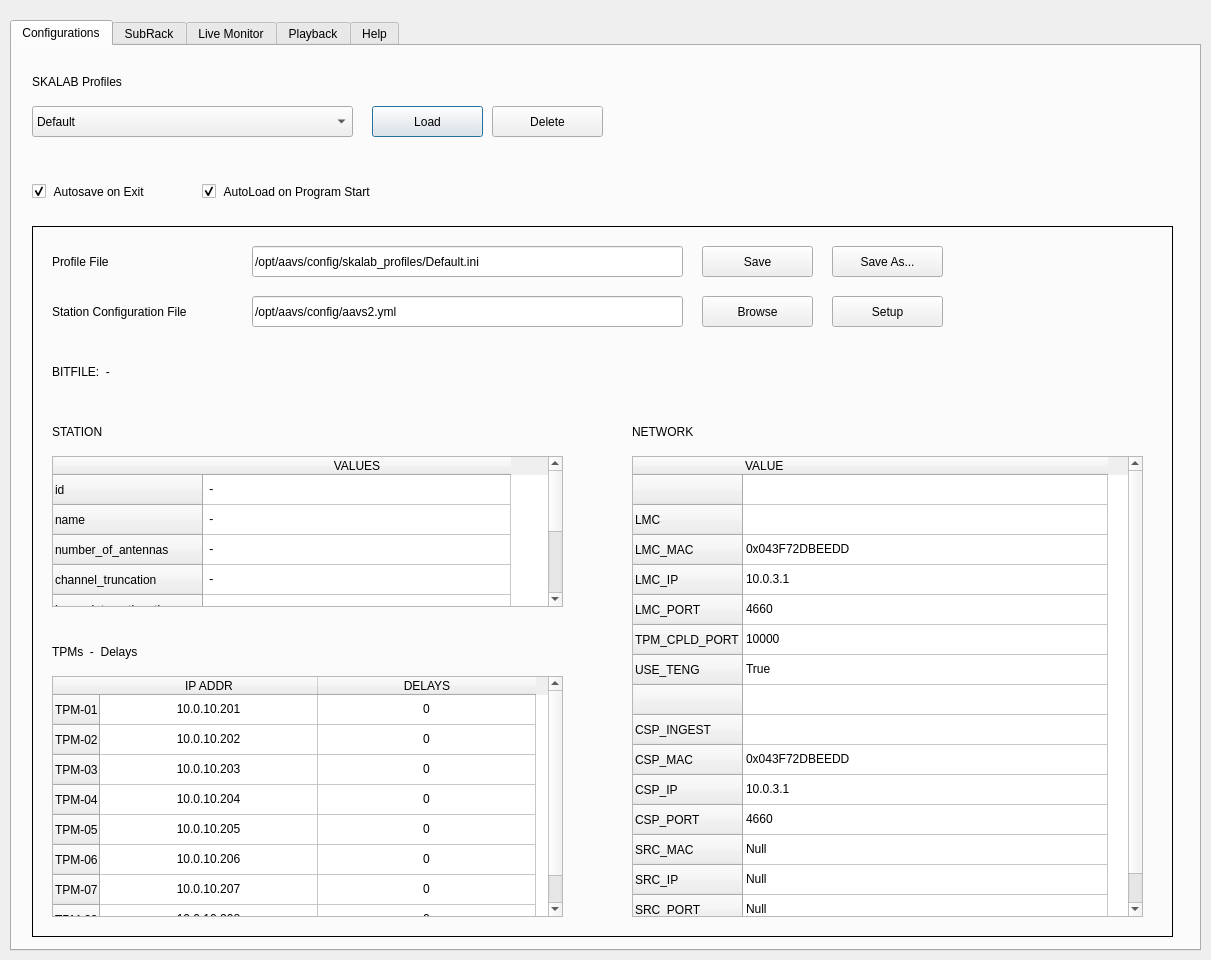
amattana/skalab, file skalab_main.ui: the form before one commit.
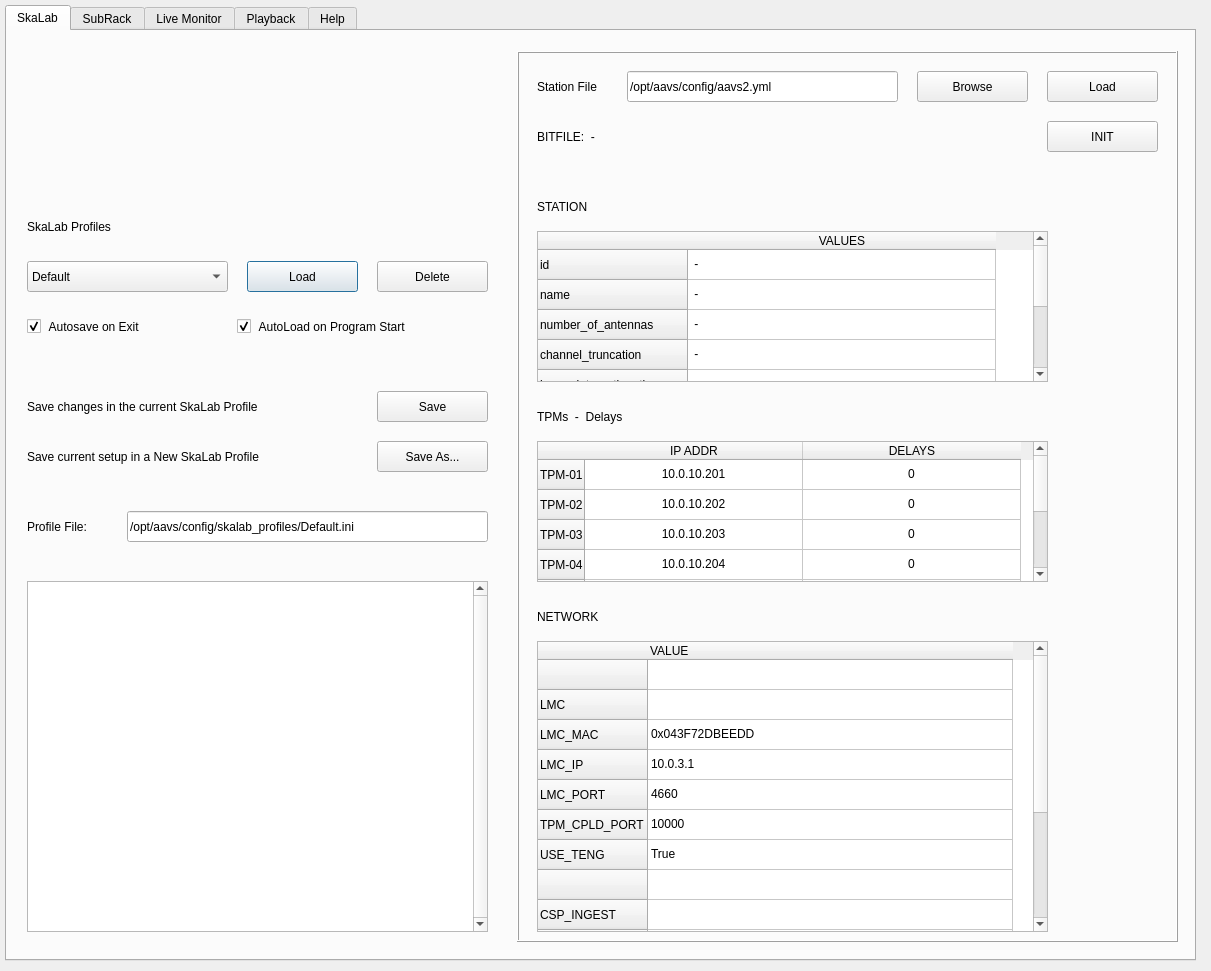
The form after the commit.

The edit to the form file:
```diff
--- a/skalab_main.ui
+++ b/skalab_main.ui
@@ -7,7 +7,7 @@
     <x>0</x>
     <y>0</y>
     <width>1211</width>
-    <height>960</height>
+    <height>971</height>
    </rect>
   </property>
   <property name="windowTitle">
@@ -16,10 +16,10 @@
   <widget class="QTabWidget" name="qtabMain">
    <property name="geometry">
     <rect>
-     <x>10</x>
-     <y>20</y>
+     <x>5</x>
+     <y>5</y>
      <width>1191</width>
-     <height>931</height>
+     <height>956</height>
     </rect>
    </property>
    <property name="tabPosition">
@@ -42,14 +42,14 @@
    </property>
    <widget class="QWidget" name="qtabMainConf">
     <attribute name="title">
-     <string>Configurations</string>
+     <string>SkaLab</string>
     </attribute>
     <widget class="QComboBox" name="conf_combo_profiles">
      <property name="geometry">
       <rect>
        <x>20</x>
-       <y>60</y>
-       <width>321</width>
+       <y>230</y>
+       <width>201</width>
        <height>31</height>
       </rect>
      </property>
@@ -68,13 +68,13 @@
      <property name="geometry">
       <rect>
        <x>20</x>
-       <y>20</y>
+       <y>180</y>
        <width>121</width>
        <height>31</height>
       </rect>
      </property>
      <property name="text">
-      <string>SKALAB Profiles</string>
+      <string>SkaLab Profiles</string>
      </property>
      <property name="alignment">
       <set>Qt::AlignLeading|Qt::AlignLeft|Qt::AlignVCenter</set>
@@ -83,8 +83,8 @@
     <widget class="QPushButton" name="conf_qbutton_profile_load">
      <property name="geometry">
       <rect>
-       <x>360</x>
-       <y>60</y>
+       <x>240</x>
+       <y>230</y>
        <width>111</width>
        <height>31</height>
       </rect>
@@ -93,99 +93,167 @@
       <string>Load</string>
      </property>
     </widget>
-    <widget class="QFrame" name="frame">
+    <widget class="QPushButton" name="qbutton_profile_delete">
      <property name="geometry">
       <rect>
+       <x>370</x>
+       <y>230</y>
+       <width>111</width>
+       <height>31</height>
+      </rect>
+     </property>
+     <property name="text">
+      <string>Delete</string>
+     </property>
+    </widget>
+    <widget class="QCheckBox" name="qradio_autosave">
+     <property name="geometry">
+      <rect>
        <x>20</x>
-       <y>180</y>
-       <width>1141</width>
-       <height>711</height>
+       <y>280</y>
+       <width>151</width>
+       <height>31</height>
+      </rect>
+     </property>
+     <property name="text">
+      <string> Autosave on Exit</string>
+     </property>
+     <property name="checked">
+      <bool>true</bool>
+     </property>
+    </widget>
+    <widget class="QCheckBox" name="qradio_autoload">
+     <property name="geometry">
+      <rect>
+       <x>230</x>
+       <y>280</y>
+       <width>221</width>
+       <height>31</height>
+      </rect>
+     </property>
+     <property name="text">
+      <string> AutoLoad on Program Start</string>
+     </property>
+     <property name="checked">
+      <bool>true</bool>
+     </property>
+    </widget>
+    <widget class="QLineEdit" name="qline_profile">
+     <property name="geometry">
+      <rect>
+       <x>120</x>
+       <y>480</y>
+       <width>361</width>
+       <height>31</height>
+      </rect>
+     </property>
+     <property name="text">
+      <string>/opt/aavs/config/skalab_profiles/Default.ini</string>
+     </property>
+     <property name="readOnly">
+      <bool>true</bool>
+     </property>
+    </widget>
+    <widget class="QPushButton" name="qbutton_profile_saveas">
+     <property name="geometry">
+      <rect>
+       <x>370</x>
+       <y>410</y>
+       <width>111</width>
+       <height>31</height>
+      </rect>
+     </property>
+     <property name="text">
+      <string>Save As...</string>
+     </property>
+    </widget>
+    <widget class="QPushButton" name="qbutton_profile_save">
+     <property name="geometry">
+      <rect>
+       <x>370</x>
+       <y>360</y>
+       <width>111</width>
+       <height>31</height>
+      </rect>
+     </property>
+     <property name="text">
+      <string>Save</string>
+     </property>
+    </widget>
+    <widget class="QLabel" name="qlabel_profile">
+     <property name="geometry">
+      <rect>
+       <x>20</x>
+       <y>480</y>
+       <width>91</width>
+       <height>31</height>
+      </rect>
+     </property>
+     <property name="text">
+      <string>Profile File:</string>
+     </property>
+     <property name="alignment">
+      <set>Qt::AlignLeading|Qt::AlignLeft|Qt::AlignVCenter</set>
+     </property>
+    </widget>
+    <widget class="QLabel" name="qlabel_profile_2">
+     <property name="geometry">
+      <rect>
+       <x>20</x>
+       <y>360</y>
+       <width>301</width>
+       <height>31</height>
+      </rect>
+     </property>
+     <property name="text">
+      <string>Save changes in the current SkaLab Profile</string>
+     </property>
+     <property name="alignment">
+      <set>Qt::AlignLeading|Qt::AlignLeft|Qt::AlignVCenter</set>
+     </property>
+    </widget>
+    <widget class="QLabel" name="qlabel_profile_3">
+     <property name="geometry">
+      <rect>
+       <x>20</x>
+       <y>410</y>
+       <width>301</width>
+       <height>31</height>
+      </rect>
+     </property>
+     <property name="text">
+      <string>Save current setup in a New SkaLab Profile</string>
+     </property>
+     <property name="alignment">
+      <set>Qt::AlignLeading|Qt::AlignLeft|Qt::AlignVCenter</set>
+     </property>
+    </widget>
+    <widget class="QWidget" name="qwpics" native="true">
+     <property name="geometry">
+      <rect>
+       <x>70</x>
+       <y>10</y>
+       <width>372</width>
+       <height>156</height>
+      </rect>
+     </property>
+    </widget>
+    <widget class="QFrame" name="frame_station">
+     <property name="geometry">
+      <rect>
+       <x>510</x>
+       <y>20</y>
+       <width>661</width>
+       <height>891</height>
       </rect>
      </property>
      <property name="frameShape">
       <enum>QFrame::Box</enum>
      </property>
      <property name="frameShadow">
-      <enum>QFrame::Plain</enum>
+      <enum>QFrame::Raised</enum>
      </property>
-     <property name="lineWidth">
-      <number>1</number>
-     </property>
-     <widget class="QLabel" name="conf_qlabel_bitfile">
-      <property name="geometry">
-       <rect>
-        <x>20</x>
-        <y>130</y>
-        <width>891</width>
-        <height>31</height>
-       </rect>
-      </property>
-      <property name="text">
-       <string>BITFILE:  -</string>
-      </property>
-      <property name="alignment">
-       <set>Qt::AlignLeading|Qt::AlignLeft|Qt::AlignVCenter</set>
-      </property>
-     </widget>
-     <widget class="QPushButton" name="conf_qbutton_setup">
-      <property name="geometry">
-       <rect>
-        <x>800</x>
-        <y>70</y>
-        <width>111</width>
-        <height>31</height>
-       </rect>
-      </property>
-      <property name="text">
-       <string>Setup</string>
-      </property>
-     </widget>
-     <widget class="QPushButton" name="conf_qbutton_browse">
-      <property name="geometry">
-       <rect>
-        <x>670</x>
-        <y>70</y>
-        <width>111</width>
-        <height>31</height>
-       </rect>
-      </property>
-      <property name="text">
-       <string>Browse</string>
-      </property>
-     </widget>
-     <widget class="QLineEdit" name="conf_qline_configfile">
-      <property name="geometry">
-       <rect>
-        <x>220</x>
-        <y>70</y>
-        <width>431</width>
-        <height>31</height>
-       </rect>
-      </property>
-      <property name="text">
-       <string>/opt/aavs/config/aavs2.yml</string>
-      </property>
-      <property name="readOnly">
-       <bool>true</bool>
-      </property>
-     </widget>
-     <widget class="QLabel" name="conf_qlabel_config">
-      <property name="geometry">
-       <rect>
-        <x>20</x>
-        <y>70</y>
-        <width>181</width>
-        <height>31</height>
-       </rect>
-      </property>
-      <property name="text">
-       <string>Station Configuration File</string>
-      </property>
-      <property name="alignment">
-       <set>Qt::AlignLeading|Qt::AlignLeft|Qt::AlignVCenter</set>
-      </property>
-     </widget>
-     <widget class="QLabel" name="conf_qlabel_profiles_2">
+     <widget class="QLabel" name="qlabel_config">
       <property name="geometry">
        <rect>
         <x>20</x>
@@ -195,78 +263,88 @@
        </rect>
       </property>
       <property name="text">
-       <string>Profile File</string>
+       <string>Station File</string>
       </property>
       <property name="alignment">
        <set>Qt::AlignLeading|Qt::AlignLeft|Qt::AlignVCenter</set>
       </property>
      </widget>
-     <widget class="QLineEdit" name="conf_qline_profile">
+     <widget class="QLineEdit" name="qline_configfile">
       <property name="geometry">
        <rect>
-        <x>220</x>
+        <x>110</x>
         <y>20</y>
-        <width>431</width>
+        <width>271</width>
         <height>31</height>
        </rect>
       </property>
       <property name="text">
-       <string>/opt/aavs/config/skalab_profiles/Default.ini</string>
+       <string>/opt/aavs/config/aavs2.yml</string>
       </property>
       <property name="readOnly">
        <bool>true</bool>
       </property>
      </widget>
-     <widget class="QPushButton" name="conf_qbutton_profile_save">
+     <widget class="QPushButton" name="qbutton_load_configuration">
       <property name="geometry">
        <rect>
-        <x>670</x>
+        <x>530</x>
         <y>20</y>
         <width>111</width>
         <height>31</height>
        </rect>
       </property>
       <property name="text">
-       <string>Save</string>
+       <string>Load</string>
       </property>
      </widget>
-     <widget class="QLabel" name="conf_qlabel_tpms">
+     <widget class="QPushButton" name="qbutton_browse">
       <property name="geometry">
        <rect>
-        <x>20</x>
-        <y>410</y>
-        <width>171</width>
+        <x>400</x>
+        <y>20</y>
+        <width>111</width>
         <height>31</height>
        </rect>
       </property>
       <property name="text">
-       <string>TPMs  -  Delays</string>
+       <string>Browse</string>
       </property>
-      <property name="alignment">
-       <set>Qt::AlignLeading|Qt::AlignLeft|Qt::AlignVCenter</set>
+     </widget>
+     <widget class="QPushButton" name="qbutton_station_init">
+      <property name="geometry">
+       <rect>
+        <x>530</x>
+        <y>70</y>
+        <width>111</width>
+        <height>31</height>
+       </rect>
       </property>
+      <property name="text">
+       <string>INIT</string>
+      </property>
      </widget>
-     <widget class="QLabel" name="conf_qlabel_network">
+     <widget class="QLabel" name="qlabel_bitfile">
       <property name="geometry">
        <rect>
-        <x>600</x>
-        <y>190</y>
-        <width>171</width>
+        <x>20</x>
+        <y>70</y>
+        <width>481</width>
         <height>31</height>
        </rect>
       </property>
       <property name="text">
-       <string>NETWORK</string>
+       <string>BITFILE:  -</string>
       </property>
       <property name="alignment">
        <set>Qt::AlignLeading|Qt::AlignLeft|Qt::AlignVCenter</set>
       </property>
      </widget>
-     <widget class="QLabel" name="conf_qlabel_station">
+     <widget class="QLabel" name="qlabel_station">
       <property name="geometry">
        <rect>
         <x>20</x>
-        <y>190</y>
+        <y>140</y>
         <width>171</width>
         <height>31</height>
        </rect>
@@ -278,114 +356,13 @@
        <set>Qt::AlignLeading|Qt::AlignLeft|Qt::AlignVCenter</set>
       </property>
      </widget>
-     <widget class="QTableWidget" name="conf_qtable_station">
+     <widget class="QTableWidget" name="qtable_tpm">
       <property name="geometry">
        <rect>
         <x>20</x>
-        <y>230</y>
+        <y>390</y>
         <width>511</width>
-        <height>151</height>
-       </rect>
-      </property>
-      <property name="verticalScrollBarPolicy">
-       <enum>Qt::ScrollBarAlwaysOn</enum>
-      </property>
-      <attribute name="horizontalHeaderDefaultSectionSize">
-       <number>308</number>
-      </attribute>
-      <row>
-       <property name="text">
-        <string>id</string>
-       </property>
-      </row>
-      <row>
-       <property name="text">
-        <string>name</string>
-       </property>
-      </row>
-      <row>
-       <property name="text">
-        <string>number_of_antennas</string>
-       </property>
-      </row>
-      <row>
-       <property name="text">
-        <string>channel_truncation</string>
-       </property>
-      </row>
-      <row>
-       <property name="text">
-        <string>beam_integration_time</string>
-       </property>
-      </row>
-      <row>
-       <property name="text">
-        <string>channel_integration_time</string>
-       </property>
-      </row>
-      <row>
-       <property name="text">
-        <string>beamformer_scaling</string>
-       </property>
-      </row>
-      <row>
-       <property name="text">
-        <string>equalize_preadu</string>
-       </property>
-      </row>
-      <column>
-       <property name="text">
-        <string>VALUES</string>
-       </property>
-      </column>
-      <item row="0" column="0">
-       <property name="text">
-        <string> - </string>
-       </property>
-      </item>
-      <item row="1" column="0">
-       <property name="text">
-        <string> - </string>
-       </property>
-      </item>
-      <item row="2" column="0">
-       <property name="text">
-        <string> - </string>
-       </property>
-      </item>
-      <item row="3" column="0">
-       <property name="text">
-        <string> - </string>
-       </property>
-      </item>
-      <item row="4" column="0">
-       <property name="text">
-        <string> - </string>
-       </property>
-      </item>
-      <item row="5" column="0">
-       <property name="text">
-        <string> - </string>
-       </property>
-      </item>
-      <item row="6" column="0">
-       <property name="text">
-        <string> - </string>
-       </property>
-      </item>
-      <item row="7" column="0">
-       <property name="text">
-        <string> - </string>
-       </property>
-      </item>
-     </widget>
-     <widget class="QTableWidget" name="conf_qtable_tpm">
-      <property name="geometry">
-       <rect>
-        <x>20</x>
-        <y>450</y>
-        <width>511</width>
-        <height>241</height>
+        <height>141</height>
        </rect>
       </property>
       <property name="verticalScrollBarPolicy">
@@ -588,13 +565,146 @@
        </property>
       </item>
      </widget>
-     <widget class="QTableWidget" name="conf_qtable_network">
+     <widget class="QTableWidget" name="qtable_station">
       <property name="geometry">
        <rect>
-        <x>600</x>
-        <y>230</y>
+        <x>20</x>
+        <y>180</y>
         <width>511</width>
-        <height>461</height>
+        <height>151</height>
+       </rect>
+      </property>
+      <property name="verticalScrollBarPolicy">
+       <enum>Qt::ScrollBarAlwaysOn</enum>
+      </property>
+      <attribute name="horizontalHeaderDefaultSectionSize">
+       <number>308</number>
+      </attribute>
+      <row>
+       <property name="text">
+        <string>id</string>
+       </property>
+      </row>
+      <row>
+       <property name="text">
+        <string>name</string>
+       </property>
+      </row>
+      <row>
+       <property name="text">
+        <string>number_of_antennas</string>
+       </property>
+      </row>
+      <row>
+       <property name="text">
+        <string>channel_truncation</string>
+       </property>
+      </row>
+      <row>
+       <property name="text">
+        <string>beam_integration_time</string>
+       </property>
+      </row>
+      <row>
+       <property name="text">
+        <string>channel_integration_time</string>
+       </property>
+      </row>
+      <row>
+       <property name="text">
+        <string>beamformer_scaling</string>
+       </property>
+      </row>
+      <row>
+       <property name="text">
+        <string>equalize_preadu</string>
+       </property>
+      </row>
+      <column>
+       <property name="text">
+        <string>VALUES</string>
+       </property>
+      </column>
+      <item row="0" column="0">
+       <property name="text">
+        <string> - </string>
+       </property>
+      </item>
+      <item row="1" column="0">
+       <property name="text">
+        <string> - </string>
+       </property>
+      </item>
+      <item row="2" column="0">
+       <property name="text">
+        <string> - </string>
+       </property>
+      </item>
+      <item row="3" column="0">
+       <property name="text">
+        <string> - </string>
+       </property>
+      </item>
+      <item row="4" column="0">
+       <property name="text">
+        <string> - </string>
+       </property>
+      </item>
+      <item row="5" column="0">
+       <property name="text">
+        <string> - </string>
+       </property>
+      </item>
+      <item row="6" column="0">
+       <property name="text">
+        <string> - </string>
+       </property>
+      </item>
+      <item row="7" column="0">
+       <property name="text">
+        <string> - </string>
+       </property>
+      </item>
+     </widget>
+     <widget class="QLabel" name="qlabel_tpms">
+      <property name="geometry">
+       <rect>
+        <x>20</x>
+        <y>350</y>
+        <width>171</width>
+        <height>31</height>
+       </rect>
+      </property>
+      <property name="text">
+       <string>TPMs  -  Delays</string>
+      </property>
+      <property name="alignment">
+       <set>Qt::AlignLeading|Qt::AlignLeft|Qt::AlignVCenter</set>
+      </property>
+     </widget>
+     <widget class="QLabel" name="qlabel_network">
+      <property name="geometry">
+       <rect>
+        <x>20</x>
+        <y>550</y>
+        <width>171</width>
+        <height>31</height>
+       </rect>
+      </property>
+      <property name="text">
+       <string>NETWORK</string>
+      </property>
+      <property name="alignment">
+       <set>Qt::AlignLeading|Qt::AlignLeft|Qt::AlignVCenter</set>
+      </property>
+     </widget>
+     <widget class="QTableWidget" name="qtable_network">
+      <property name="geometry">
+       <rect>
+        <x>20</x>
+        <y>590</y>
+        <width>511</width>
+        <height>291</height>
        </rect>
       </property>
       <property name="verticalScrollBarPolicy">
@@ -750,64 +860,22 @@
        </property>
       </item>
      </widget>
-     <widget class="QPushButton" name="conf_qbutton_profile_saveas">
-      <property name="geometry">
-       <rect>
-        <x>800</x>
-        <y>20</y>
-        <width>111</width>
-        <height>31</height>
-       </rect>
-      </property>
-      <property name="text">
-       <string>Save As...</string>
-      </property>
-     </widget>
     </widget>
-    <widget class="QPushButton" name="conf_qbutton_profile_load_2">
-     <property name="geometry">
-      <rect>
-       <x>480</x>
-       <y>60</y>
-       <width>111</width>
-       <height>31</height>
-      </rect>
-     </property>
-     <property name="text">
-      <string>Delete</string>
-     </property>
-    </widget>
-    <widget class="QCheckBox" name="conf_radio_autosave">
+    <widget class="QTableWidget" name="qtable_profile">
      <property name="geometry">
       <rect>
        <x>20</x>
-       <y>130</y>
-       <width>151</width>
-       <height>31</height>
+       <y>550</y>
+       <width>461</width>
+       <height>351</height>
       </rect>
      </property>
-     <property name="text">
-      <string> Autosave on Exit</string>
+     <property name="verticalScrollBarPolicy">
+      <enum>Qt::ScrollBarAlwaysOn</enum>
      </property>
-     <property name="checked">
-      <bool>true</bool>
-     </property>
-    </widget>
-    <widget class="QCheckBox" name="conf_radio_autoload">
-     <property name="geometry">
-      <rect>
-       <x>190</x>
-       <y>130</y>
-       <width>221</width>
-       <height>31</height>
-      </rect>
-     </property>
-     <property name="text">
-      <string> AutoLoad on Program Start</string>
-     </property>
-     <property name="checked">
-      <bool>true</bool>
-     </property>
+     <attribute name="horizontalHeaderDefaultSectionSize">
+      <number>365</number>
+     </attribute>
     </widget>
    </widget>
    <widget class="QWidget" name="qtabMainSubrack">
```
Left out of the diff: 20 changed lines with no effect on the pictures.
